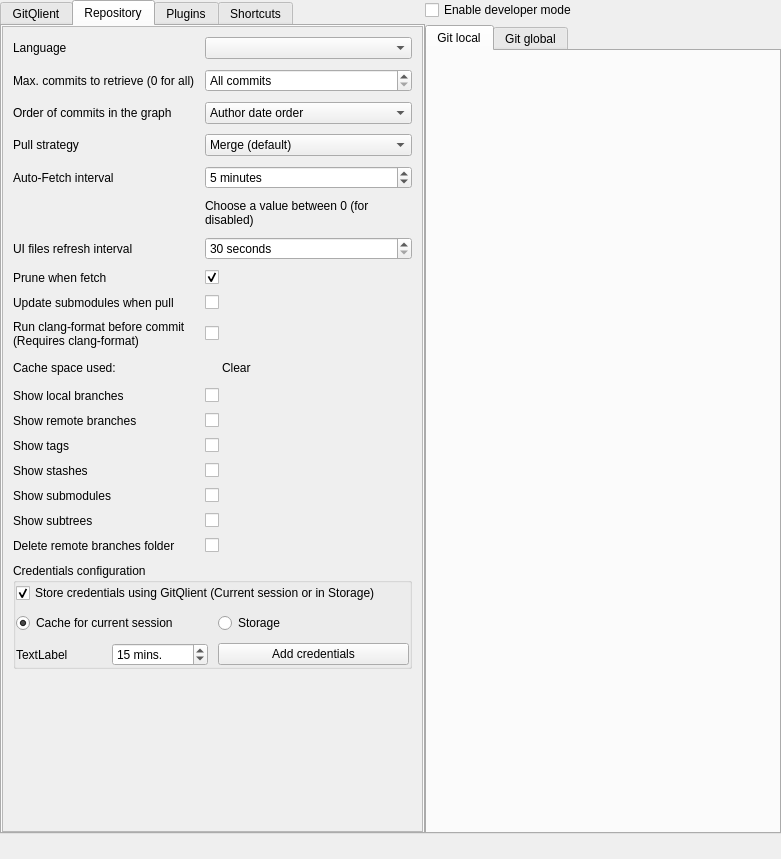
Old version of the form src/big_widgets/ConfigWidget.ui in the repository francescmm/GitQlient.
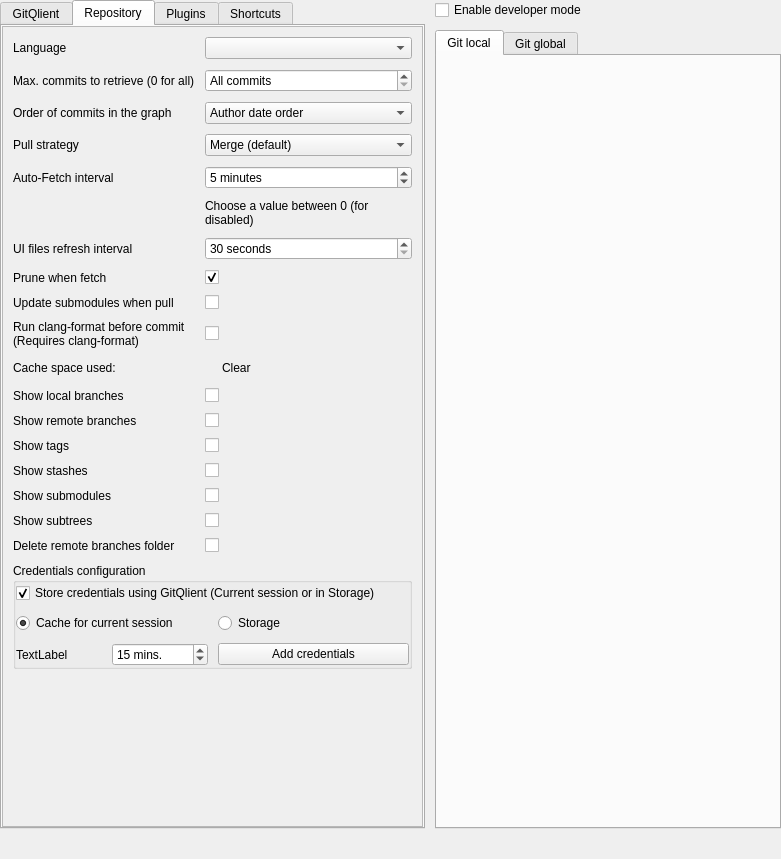
New version of the form. Icons and pictures are not drawn. Custom widgets are drawn as their Qt base class.

What changed in the file:
```diff
--- a/src/big_widgets/ConfigWidget.ui
+++ b/src/big_widgets/ConfigWidget.ui
@@ -26,11 +26,8 @@
    <property name="bottomMargin">
     <number>0</number>
    </property>
-   <property name="horizontalSpacing">
-    <number>0</number>
-   </property>
-   <property name="verticalSpacing">
-    <number>5</number>
+   <property name="spacing">
+    <number>10</number>
    </property>
    <item row="6" column="0" colspan="2">
     <layout class="QHBoxLayout" name="horizontalLayout_2">
@@ -598,7 +595,7 @@
             <x>0</x>
             <y>0</y>
             <width>420</width>
-            <height>800</height>
+            <height>795</height>
            </rect>
           </property>
           <layout class="QVBoxLayout" name="verticalLayout_2">
```
